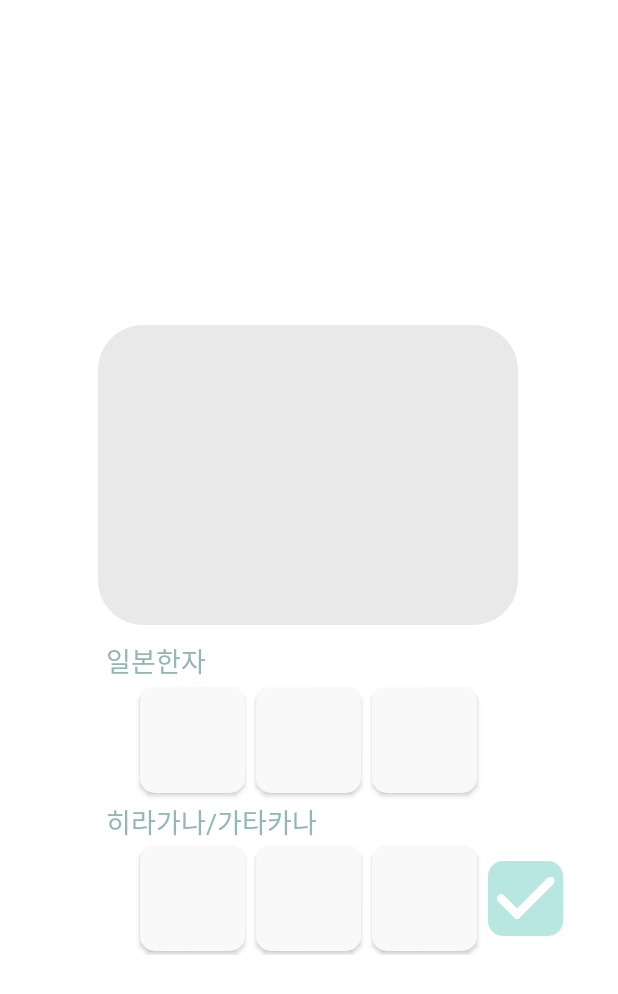
After one commit to roncan1/Aragada, an Android app: the layout ocr_dialog.xml on its own in the app's theme, with its tools: preview values and no code run, on a phone screen of 412 x 824 dp. The commit adds this screen. Shown: the top 994 px of the screen. Run offline under Robolectric (Android 15) with nearby library versions, the phone set to English and light mode, and no system bars.

Commit message:
ocr기능을 위한 다이얼로그 및 캔버스 기능 구현

```diff
--- /dev/null
+++ b/app/src/main/res/drawable/round_box5.xml
@@ -0,0 +1,7 @@
+<?xml version="1.0" encoding="utf-8"?>
+<shape
+    xmlns:android="http://schemas.android.com/apk/res/android"
+    android:shape="rectangle">
+    <solid android:color="#E9E9E9" />
+    <corners android:radius="30dp" />
+</shape>
--- /dev/null
+++ b/app/src/main/res/drawable/round_box6.xml
@@ -0,0 +1,7 @@
+<?xml version="1.0" encoding="utf-8"?>
+<shape
+    xmlns:android="http://schemas.android.com/apk/res/android"
+    android:shape="rectangle">
+    <solid android:color="#ffffff" />
+    <corners android:radius="10dp" />
+</shape>
--- /dev/null
+++ b/app/src/main/res/layout/ocr_dialog.xml
@@ -0,0 +1,110 @@
+<?xml version="1.0" encoding="utf-8"?>
+<LinearLayout xmlns:android="http://schemas.android.com/apk/res/android"
+    android:layout_width="350dp"
+    android:layout_height="450dp"
+    android:layout_gravity="center"
+    android:background="@drawable/round_box6"
+    android:orientation="vertical">
+
+    <LinearLayout
+        android:id="@+id/ll_canvas"
+        android:layout_width="280dp"
+        android:layout_height="200dp"
+        android:layout_gravity="center"
+        android:layout_marginTop="30dp"
+        android:layout_marginBottom="10dp"
+        android:orientation="horizontal"
+        android:background="@drawable/round_box5" />
+
+    <TextView
+        android:layout_width="wrap_content"
+        android:layout_height="wrap_content"
+        android:layout_marginLeft="40dp"
+        android:fontFamily="@font/godo"
+        android:text="일본한자"
+        android:textColor="#91B8B4"
+        android:textSize="18dp" />
+
+    <LinearLayout
+        android:layout_width="match_parent"
+        android:layout_height="80dp"
+        android:layout_gravity="center"
+        android:gravity="center"
+        android:orientation="horizontal">
+
+        <androidx.appcompat.widget.AppCompatButton
+            android:layout_width="70dp"
+            android:layout_height="70dp"
+            android:background="@drawable/round_box2" />
+
+        <androidx.appcompat.widget.AppCompatButton
+            android:layout_width="70dp"
+            android:layout_height="70dp"
+            android:layout_marginLeft="7dp"
+            android:layout_marginRight="7dp"
+            android:background="@drawable/round_box2" />
+
+        <androidx.appcompat.widget.AppCompatButton
+            android:layout_width="70dp"
+            android:layout_height="70dp"
+            android:background="@drawable/round_box2" />
+    </LinearLayout>
+
+    <TextView
+        android:layout_width="wrap_content"
+        android:layout_height="wrap_content"
+        android:layout_marginLeft="40dp"
+        android:fontFamily="@font/godo"
+        android:text="히라가나/가타카나"
+        android:textColor="#91B8B4"
+        android:textSize="18dp" />
+
+    <FrameLayout
+        android:layout_width="match_parent"
+        android:layout_height="wrap_content">
+
+        <LinearLayout
+            android:layout_width="match_parent"
+            android:layout_height="80dp"
+            android:layout_gravity="center"
+            android:gravity="center"
+            android:orientation="horizontal">
+
+            <androidx.appcompat.widget.AppCompatButton
+                android:layout_width="70dp"
+                android:layout_height="70dp"
+                android:background="@drawable/round_box2" />
+
+            <androidx.appcompat.widget.AppCompatButton
+                android:layout_width="70dp"
+                android:layout_height="70dp"
+                android:layout_marginLeft="7dp"
+                android:layout_marginRight="7dp"
+                android:background="@drawable/round_box2" />
+
+            <androidx.appcompat.widget.AppCompatButton
+                android:layout_width="70dp"
+                android:layout_height="70dp"
+                android:background="@drawable/round_box2" />
+        </LinearLayout>
+
+            <androidx.appcompat.widget.AppCompatImageButton
+                android:id="@+id/btn_dialog_finish"
+                android:layout_width="50dp"
+                android:layout_height="50dp"
+                android:background="@drawable/round_box4"
+                android:layout_gravity="right|center"
+                android:layout_marginRight="5dp"
+                />
+
+            <ImageView
+                android:layout_width="50dp"
+                android:layout_height="50dp"
+                android:src="@drawable/icon_check"
+                android:layout_gravity="right|center"
+                android:padding="5dp"
+                android:layout_marginRight="5dp"/>
+    </FrameLayout>
+
+
+</LinearLayout>
```
Also changed, not shown: app/src/main/java/com/portpolio/aragada/ChatBotActivity.java (+141 -1 lines), app/src/main/java/com/portpolio/aragada/Pen.java (added, +22 -0 lines), app/src/main/res/drawable/icon_check.png (added).
